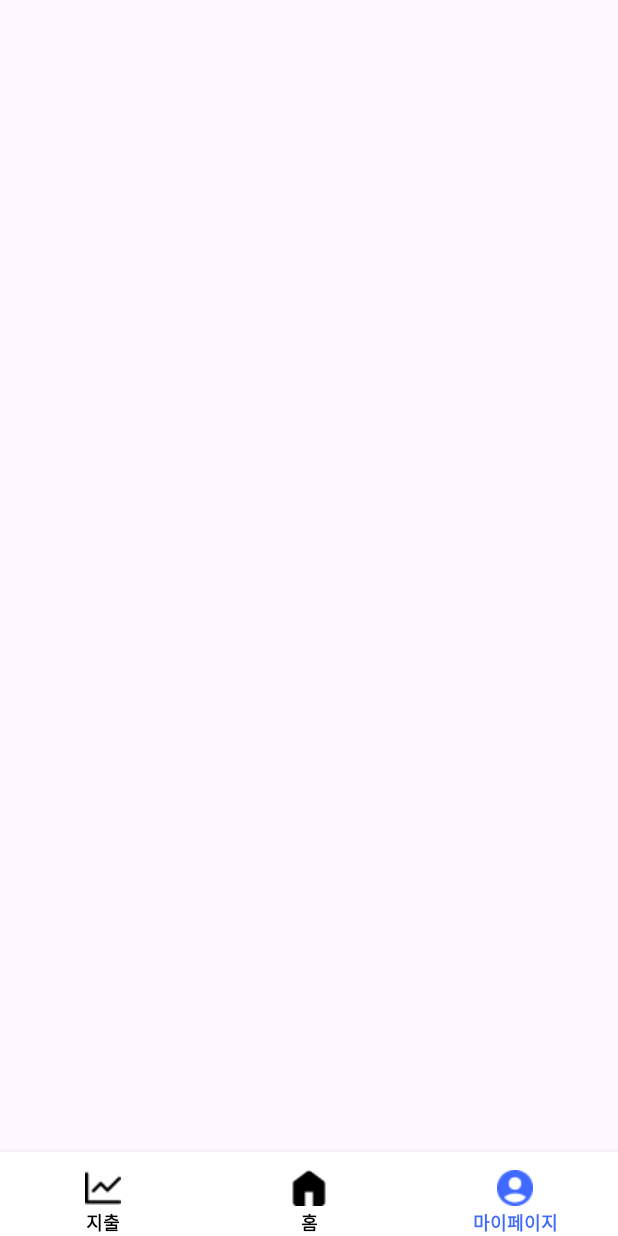
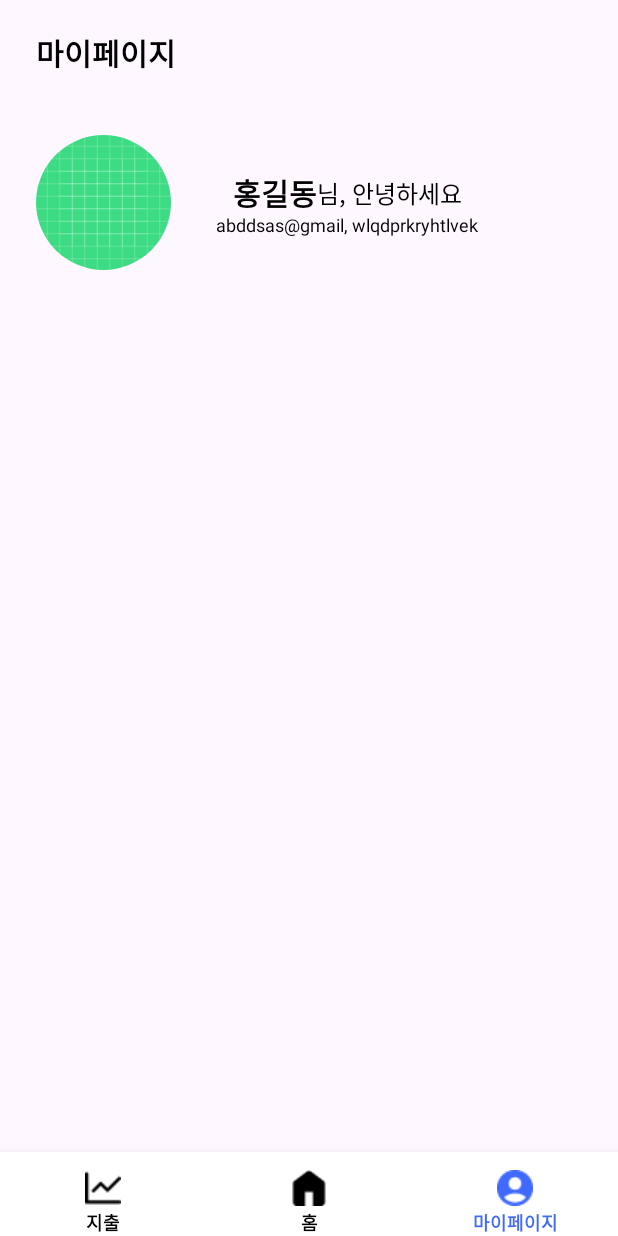
Before and after one commit to 2024-SIGNIEL/signiel-android, an Android app built with Jetpack Compose: the composable RootScreen shown on its own in the app's theme, item 3 of the bottom bar chosen, on a phone screen of 412 x 824 dp. Run offline under Robolectric (Android 15) with nearby library versions, the phone set to English and light mode, and no system bars; our stand-ins replace Room's generated code; Roboto replaces fonts that are not available here.

Commit message:
feat :: mypage

```diff
--- a/app/src/main/java/com/seunghoon/generator/feature/my/MyPageScreen.kt
+++ b/app/src/main/java/com/seunghoon/generator/feature/my/MyPageScreen.kt
@@ -1,18 +1,85 @@
 package com.seunghoon.generator.feature.my
 
+import androidx.compose.foundation.Image
 import androidx.compose.foundation.layout.Column
+import androidx.compose.foundation.layout.Row
+import androidx.compose.foundation.layout.Spacer
 import androidx.compose.foundation.layout.fillMaxSize
+import androidx.compose.foundation.layout.fillMaxWidth
+import androidx.compose.foundation.layout.padding
+import androidx.compose.foundation.layout.size
+import androidx.compose.foundation.layout.width
+import androidx.compose.foundation.shape.CircleShape
+import androidx.compose.material.Text
 import androidx.compose.runtime.Composable
+import androidx.compose.ui.Alignment
 import androidx.compose.ui.Modifier
+import androidx.compose.ui.draw.clip
+import androidx.compose.ui.res.painterResource
+import androidx.compose.ui.text.font.FontWeight
+import androidx.compose.ui.unit.dp
+import androidx.compose.ui.unit.sp
+import androidx.navigation.NavController
+import com.seunghoon.core.designsystem.R
 
 @Composable
 fun MyPageScreen(
     modifier: Modifier = Modifier,
+    navController: NavController,
 ) {
     Column(
         modifier = Modifier
-            .fillMaxSize()
+            .fillMaxSize(),
     ) {
+        Text(
+            modifier = Modifier
+                .padding(
+                    vertical = 20.dp,
+                    horizontal = 24.dp,
+                ),
+            text = "마이페이지",
+            fontSize = 20.sp,
+            fontWeight = FontWeight.Bold,
+        )
+        Row(
+            modifier = Modifier
+                .fillMaxWidth()
+                .padding(
+                    vertical = 20.dp,
+                    horizontal = 24.dp,
+                ),
+            verticalAlignment = Alignment.CenterVertically,
+        ) {
+            Image(
+                modifier = Modifier
+                    .size(90.dp)
+                    .clip(CircleShape),
+                painter = painterResource(id = R.drawable.ic_launcher_background),
+                contentDescription = null,
+            )
+            Spacer(modifier = Modifier.width(30.dp))
+            Column(
+                horizontalAlignment = Alignment.CenterHorizontally,
+            ) {
+                Row(
+                    verticalAlignment = Alignment.CenterVertically,
+                ) {
+                    Text(
+                        text = "홍길동",
+                        fontSize = 20.sp,
+                        fontWeight = FontWeight.SemiBold,
+                    )
+                    Text(
+                        text = "님, 안녕하세요",
+                        fontSize = 16.sp,
+                    )
+                }
+                Text(
+                    text = "abddsas@gmail, wlqdprkryhtlvek",
+                    fontSize = 12.sp,
+                )
+            }
+        }
 
     }
 }
--- a/app/src/main/java/com/seunghoon/generator/ui/RootScreen.kt
+++ b/app/src/main/java/com/seunghoon/generator/ui/RootScreen.kt
@@ -26,6 +26,7 @@ import androidx.navigation.compose.currentBackStackEntryAsState
 import androidx.navigation.compose.rememberNavController
 import com.seunghoon.designsystem.ui.theme.Colors
 import com.seunghoon.generator.feature.home.HomeScreen
+import com.seunghoon.generator.feature.my.MyPageScreen
 import com.seunghoon.generator.navigation.BottomMenu
 import com.seunghoon.generator.navigation.NavigationRoute
 
@@ -99,7 +100,7 @@ fun RootScreen(
 
             }
             composable(NavigationRoute.Root.MY_PAGE) {
-
+                MyPageScreen(navController = navController)
             }
         }
     }
```
